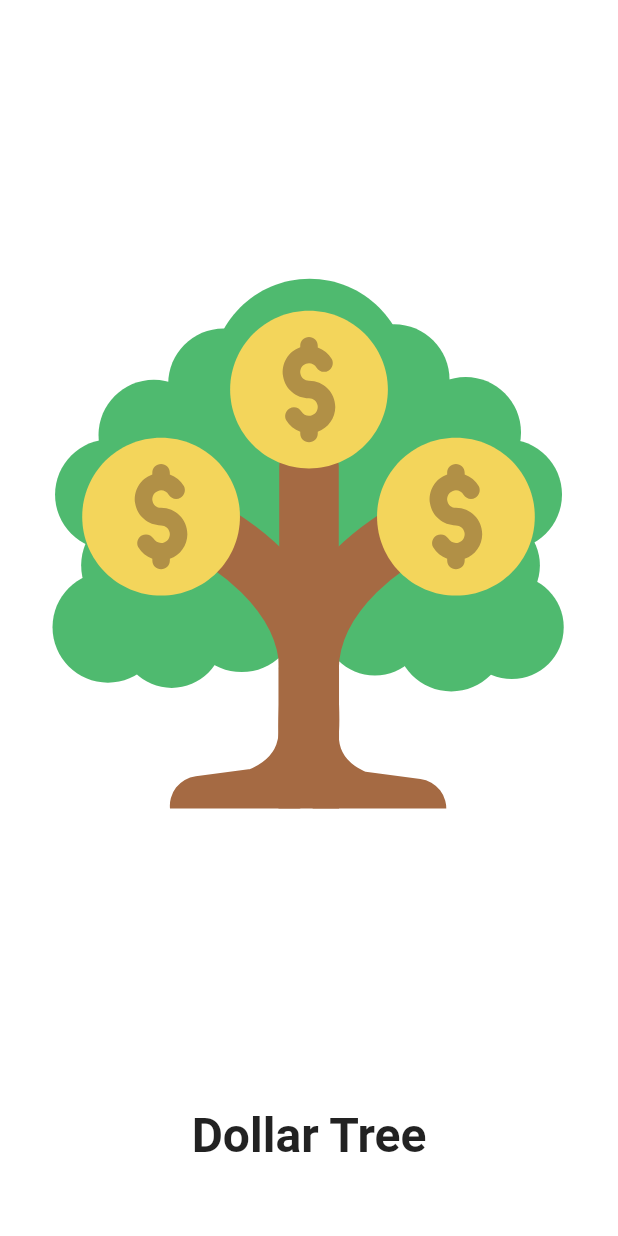
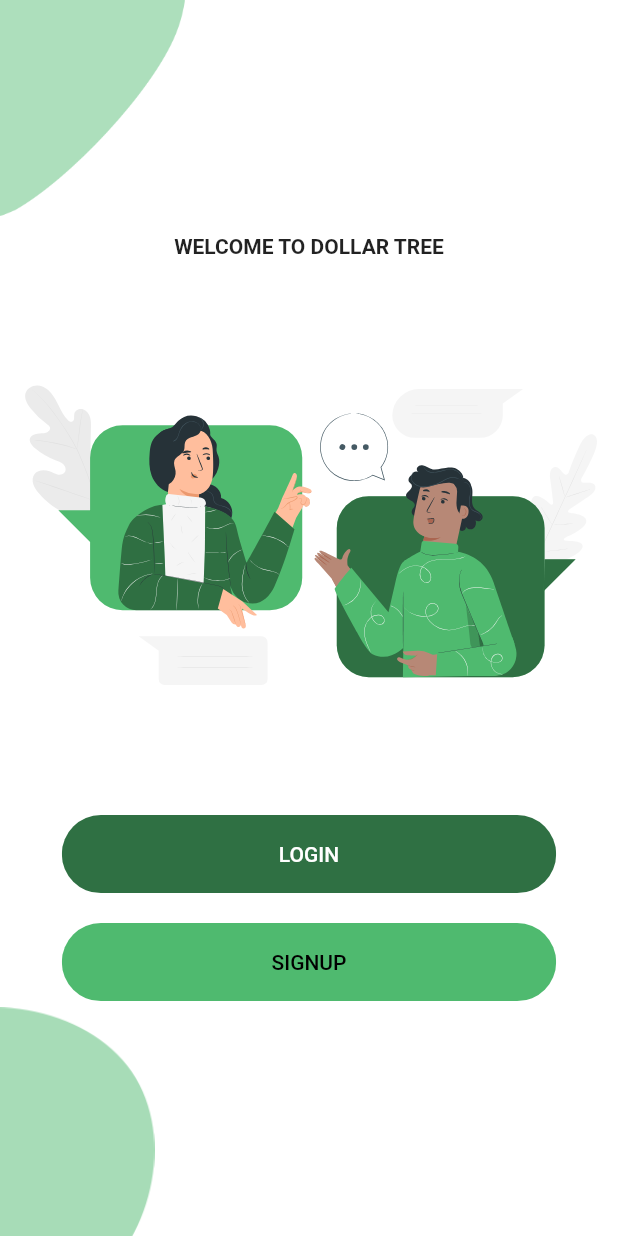
Before and after one commit to Crucialjun/dollar_tree, a Flutter app: the screen it shows after launch, on a phone screen of 412 x 824 dp. Run offline on Flutter 3.47's test engine with Material 2 defaults, Android fonts, the light colour scheme and no system bars; drawn by our look-alikes of animated_text_kit; our stand-ins replace firebase_core, flutter_svg, lottie; accounts and stored records are empty.

Commit message:
welcome screen

```diff
--- /dev/null
+++ b/lib/constants.dart
@@ -0,0 +1,4 @@
+import 'package:flutter/material.dart';
+
+const kPrimaryColor = Color(0xFF2f7043);
+const kPrimaryLightColor = Color(0xFF4fba6f);
--- a/lib/features/auth/screens/welcome_screen.dart
+++ b/lib/features/auth/screens/welcome_screen.dart
@@ -0,0 +1,78 @@
+import 'package:dollar_tree/constants.dart';
+import 'package:dollar_tree/features/common/widgets/app_rounded_button.dart';
+import 'package:flutter/material.dart';
+import 'package:flutter/services.dart';
+import 'package:flutter_svg/flutter_svg.dart';
+
+class WelcomeScreen extends StatelessWidget {
+  static const String routeName = "welcome_screen";
+  const WelcomeScreen({super.key});
+
+  @override
+  Widget build(BuildContext context) {
+    Size size = MediaQuery.of(context).size;
+    return Scaffold(
+      backgroundColor: Colors.white,
+      appBar: AppBar(
+        toolbarHeight: 0.0,
+        elevation: 0.0,
+        systemOverlayStyle: const SystemUiOverlayStyle(
+          // Status bar color
+          statusBarColor: Colors.white,
+
+          // Status bar brightness (optional)
+          statusBarIconBrightness: Brightness.dark, // For Android (dark icons)
+          statusBarBrightness: Brightness.light, // For iOS (dark icons)
+        ),
+      ),
+      body: SafeArea(
+        child: SizedBox(
+          height: size.height,
+          width: double.infinity,
+          child: Stack(alignment: Alignment.center, children: [
+            Positioned(
+                top: 0,
+                left: 0,
+                child: Image.asset(
+                  "assets/main_top2.png",
+                  width: size.width * 0.3,
+                )),
+            Positioned(
+                bottom: 0,
+                left: 0,
+                child: Image.asset(
+                  "assets/main_bottom2.png",
+                  width: size.width * 0.25,
+                )),
+            Column(
+              mainAxisAlignment: MainAxisAlignment.center,
+              children: [
+                const Text(
+                  "WELCOME TO DOLLAR TREE",
+                  style: TextStyle(fontWeight: FontWeight.bold),
+                ),
+                SvgPicture.asset(
+                  "assets/svgs/welcomechat.svg",
+                  height: size.height * 0.45,
+                ),
+                AppRoundedButton(
+                  text: "LOGIN",
+                  onPressed: () {},
+                ),
+                const SizedBox(
+                  height: 20,
+                ),
+                AppRoundedButton(
+                  color: kPrimaryLightColor,
+                  foregroundColor: Colors.black,
+                  text: "SIGNUP",
+                  onPressed: () {},
+                )
+              ],
+            )
+          ]),
+        ),
+      ),
+    );
+  }
+}
--- /dev/null
+++ b/lib/features/common/widgets/app_rounded_button.dart
@@ -0,0 +1,36 @@
+import 'package:dollar_tree/constants.dart';
+import 'package:flutter/material.dart';
+
+class AppRoundedButton extends StatelessWidget {
+  final String text;
+  final Function onPressed;
+  final Color color;
+  final Color foregroundColor;
+
+  const AppRoundedButton(
+      {super.key,
+      required this.text,
+      required this.onPressed,
+      this.color = kPrimaryColor,
+      this.foregroundColor = Colors.white});
+
+  @override
+  Widget build(BuildContext context) {
+    Size size = MediaQuery.of(context).size;
+    return SizedBox(
+      width: size.width * 0.8,
+      child: ClipRRect(
+        borderRadius: BorderRadius.circular(29),
+        child: TextButton(
+          style: TextButton.styleFrom(
+              backgroundColor: color, foregroundColor: foregroundColor),
+          onPressed: () {},
+          child: Padding(
+            padding: const EdgeInsets.symmetric(vertical: 10),
+            child: Text(text),
+          ),
+        ),
+      ),
+    );
+  }
+}
--- a/lib/features/splash/screens/splash_screen.dart
+++ b/lib/features/splash/screens/splash_screen.dart
@@ -10,6 +10,7 @@
   @override
   Widget build(BuildContext context) {
     SystemChrome.setEnabledSystemUIMode(SystemUiMode.manual, overlays: []);
+    Size size = MediaQuery.of(context).size;
     return Scaffold(
       backgroundColor: Colors.white,
       body: Column(
--- a/lib/main.dart
+++ b/lib/main.dart
@@ -1,4 +1,4 @@
-import 'package:dollar_tree/features/splash/screens/splash_screen.dart';
+import 'package:dollar_tree/features/auth/screens/welcome_screen.dart';
 import 'package:dollar_tree/firebase_options.dart';
 import 'package:dollar_tree/router.dart';
 import 'package:firebase_core/firebase_core.dart';
@@ -25,7 +25,7 @@
         primarySwatch: Colors.blue,
       ),
       onGenerateRoute: (settings) => generateRoute(settings),
-      home: const SplashScreen(),
+      home: const WelcomeScreen(),
     );
   }
 }
--- a/lib/router.dart
+++ b/lib/router.dart
@@ -1,3 +1,4 @@
+import 'package:dollar_tree/features/auth/screens/welcome_screen.dart';
 import 'package:dollar_tree/features/common/screens/error_screen.dart';
 import 'package:dollar_tree/features/splash/screens/splash_screen.dart';
 import 'package:flutter/material.dart';
@@ -6,6 +7,8 @@
   switch (settings.name) {
     case SplashScreen.routeName:
       return MaterialPageRoute(builder: ((context) => const SplashScreen()));
+    case WelcomeScreen.routeName:
+      return MaterialPageRoute(builder: ((context) => const WelcomeScreen()));
     default:
       return MaterialPageRoute(builder: ((context) => const ErrorScreen()));
   }
--- a/pubspec.yaml
+++ b/pubspec.yaml
@@ -37,6 +37,7 @@
   firebase_core: ^2.6.1
   lottie: ^2.2.0
   animated_text_kit: ^4.2.2
+  flutter_svg: ^2.0.1
 
 dev_dependencies:
   flutter_test:
@@ -63,6 +64,8 @@
   assets:
     - assets/jsons/
     - assets/svgs/
+    - assets/
+
   #   - images/a_dot_ham.jpeg
 
   # An image asset can refer to one or more resolution-specific "variants", see
```
Also changed, not shown: assets/main_bottom.png (added), assets/main_bottom2.png (added), assets/main_top.png (added), assets/main_top2.png (added), assets/svgs/welcomechat.svg (added), pubspec.lock.
